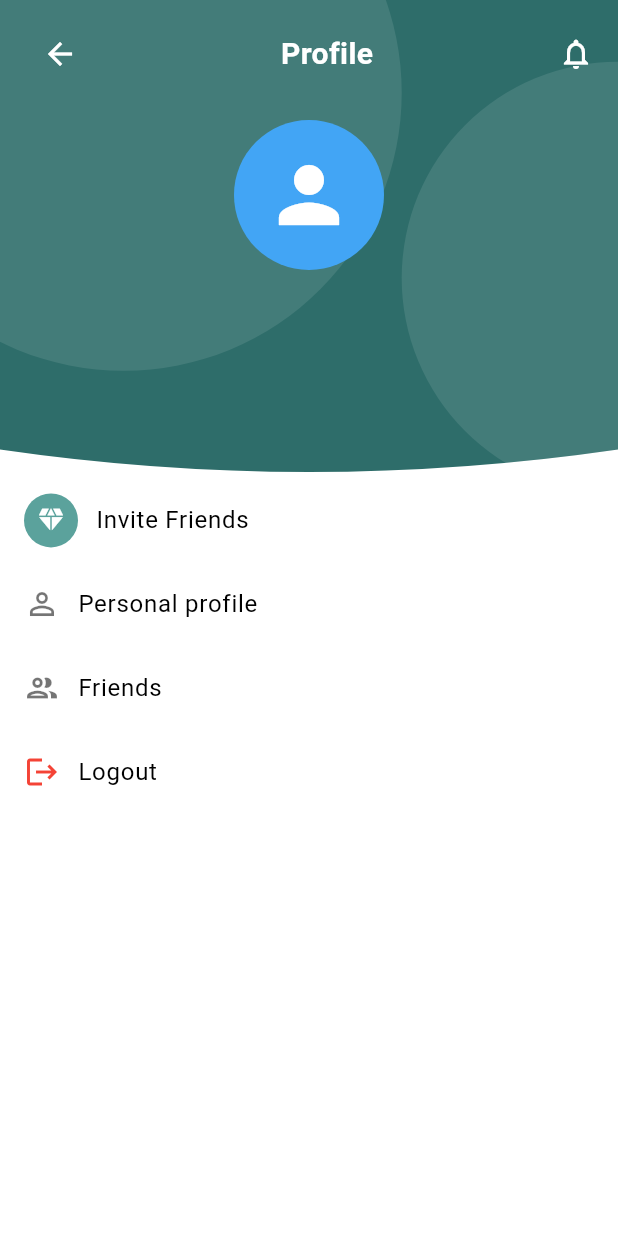
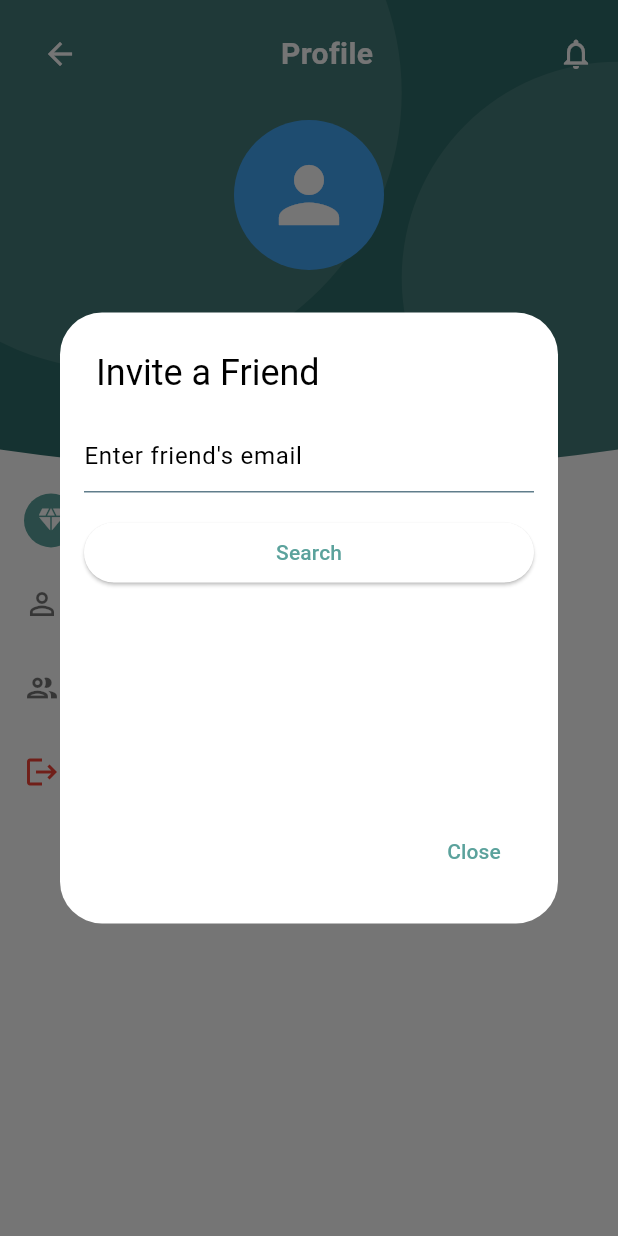
Before and after one commit to sherryvoid/Spendly, a Flutter app: the ProfileScreen screen opened by its route, after a tap on "Invite Friends", on a phone screen of 412 x 824 dp. Run offline on Flutter 3.47's test engine with Material 3 defaults, Android fonts, the light colour scheme and no system bars; our stand-ins replace cloud_firestore, firebase_auth, firebase_core, fl_chart; accounts and stored records are empty.

Commit message:
adding friends with email

```diff
--- a/lib/home/screens/profile_screen.dart
+++ b/lib/home/screens/profile_screen.dart
@@ -2,6 +2,7 @@ import 'package:cloud_firestore/cloud_firestore.dart';
 import 'package:firebase_auth/firebase_auth.dart';
 import 'package:flutter/material.dart';
 import 'package:Spendly/friends/screens/friends_list.dart';
+import 'package:Spendly/home/widgets/invite_friend_tile.dart';
 
 class ProfileScreen extends StatelessWidget {
   const ProfileScreen({super.key});
@@ -162,10 +163,8 @@ class ProfileScreen extends StatelessWidget {
                     padding: EdgeInsets.only(top: size.height * 0.08),
                     child: ListView(
                       children: [
-                        _buildListTile(
+                        InviteFriendsTile(
                           leadingIcon: _circleIcon(Icons.diamond),
-                          title: "Invite Friends",
-                          onTap: () {},
                         ),
                         _buildListTile(
                           leadingIcon: const Icon(
--- /dev/null
+++ b/lib/home/widgets/invite_friend_tile.dart
@@ -0,0 +1,162 @@
+import 'package:flutter/material.dart';
+import 'package:cloud_firestore/cloud_firestore.dart';
+import 'package:firebase_auth/firebase_auth.dart';
+
+class InviteFriendsTile extends StatelessWidget {
+  final Widget leadingIcon;
+
+  const InviteFriendsTile({super.key, required this.leadingIcon});
+
+  @override
+  Widget build(BuildContext context) {
+    return ListTile(
+      leading: leadingIcon,
+      title: const Text("Invite Friends"),
+      onTap: () => _showInvitePopup(context),
+    );
+  }
+
+  void _showInvitePopup(BuildContext context) {
+    final TextEditingController _emailController = TextEditingController();
+    Map<String, dynamic>? searchedUser;
+
+    showDialog(
+      context: context,
+      barrierDismissible: true,
+      builder: (context) {
+        return StatefulBuilder(
+          builder: (context, setState) {
+            final mediaQuery = MediaQuery.of(context);
+            return Center(
+              child: SingleChildScrollView(
+                padding: EdgeInsets.only(
+                  bottom:
+                      mediaQuery
+                          .viewInsets
+                          .bottom, // pushes dialog above keyboard
+                ),
+                child: AlertDialog(
+                  contentPadding: const EdgeInsets.all(16),
+                  title: const Text("Invite a Friend"),
+                  content: SizedBox(
+                    width: mediaQuery.size.width * 0.80,
+                    height: mediaQuery.size.height * 0.3,
+                    child: Column(
+                      mainAxisSize: MainAxisSize.min,
+                      children: [
+                        TextField(
+                          controller: _emailController,
+                          decoration: const InputDecoration(
+                            hintText: "Enter friend's email",
+                          ),
+                        ),
+                        const SizedBox(height: 16),
+                        SizedBox(
+                          width: double.infinity,
+                          child: ElevatedButton(
+                            onPressed: () async {
+                              final result =
+                                  await FirebaseFirestore.instance
+                                      .collection('users')
+                                      .where(
+                                        'email',
+                                        isEqualTo: _emailController.text,
+                                      )
+                                      .limit(1)
+                                      .get();
+                              if (result.docs.isNotEmpty) {
+                                final doc = result.docs.first;
+                                setState(() {
+                                  searchedUser = {'uid': doc.id, ...doc.data()};
+                                });
+                              } else {
+                                setState(() {
+                                  searchedUser = null;
+                                });
+                                print('No user found');
+                              }
+                            },
+                            child: const Text("Search"),
+                          ),
+                        ),
+                        const SizedBox(height: 16),
+                        if (searchedUser != null)
+                          ListTile(
+                            leading: const Icon(Icons.person),
+                            title: Text(searchedUser!['name'] ?? 'Unnamed'),
+                            subtitle: Text(
+                              searchedUser!['email'] ?? 'No Email',
+                            ),
+                            trailing: ElevatedButton(
+                              onPressed: () {
+                                _inviteUser(searchedUser!['uid']);
+                                Navigator.pop(context);
+                              },
+                              child: const Text("Invite"),
+                            ),
+                          )
+                        else if (_emailController.text.isNotEmpty)
+                          const Text("No user found"),
+                      ],
+                    ),
+                  ),
+                  actions: [
+                    TextButton(
+                      onPressed: () => Navigator.pop(context),
+                      child: const Text("Close"),
+                    ),
+                  ],
+                ),
+              ),
+            );
+          },
+        );
+      },
+    );
+  }
+
+  void _inviteUser(String friendUid) async {
+    final currentUid = FirebaseAuth.instance.currentUser?.uid;
+    if (currentUid == null || currentUid == friendUid) return;
+
+    final firestore = FirebaseFirestore.instance;
+
+    final currentUserFriendsRef = firestore
+        .collection('users')
+        .doc(currentUid)
+        .collection('friends');
+
+    final friendUserFriendsRef = firestore
+        .collection('users')
+        .doc(friendUid)
+        .collection('friends');
+
+    // Check if already exists in current user's friend list
+    final existingCurrentFriendQuery =
+        await currentUserFriendsRef
+            .where('friendId', isEqualTo: friendUid)
+            .limit(1)
+            .get();
+
+    if (existingCurrentFriendQuery.docs.isEmpty) {
+      await currentUserFriendsRef.add({
+        'friendId': friendUid,
+        'addedAt': FieldValue.serverTimestamp(),
+      });
+    }
+
+    // Check if already exists in invited user's friend list
+    final existingFriendFriendQuery =
+        await friendUserFriendsRef
+            .where('friendId', isEqualTo: currentUid)
+            .limit(1)
+            .get();
+
+    if (existingFriendFriendQuery.docs.isEmpty) {
+      await friendUserFriendsRef.add({
+        'friendId': currentUid,
+        'addedAt': FieldValue.serverTimestamp(),
+      });
+    }
+  }
+}
```
